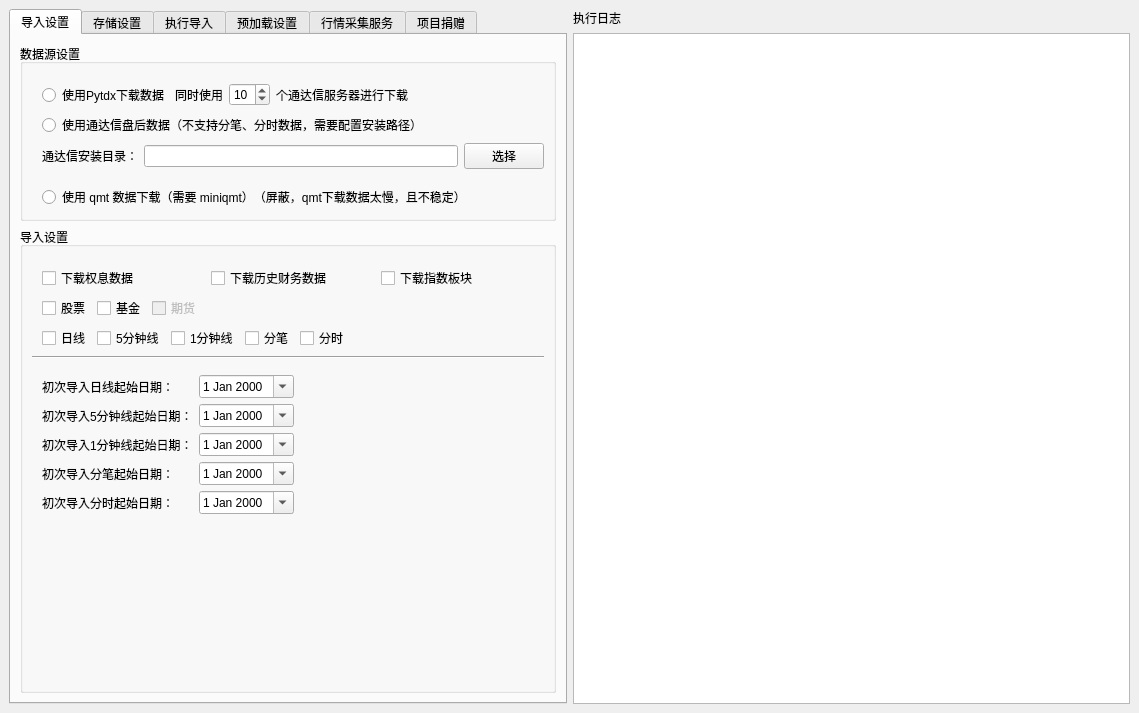
Qt form hikyuu/gui/data/MainWindow.ui (fasiondog/hikyuu) before a commit.
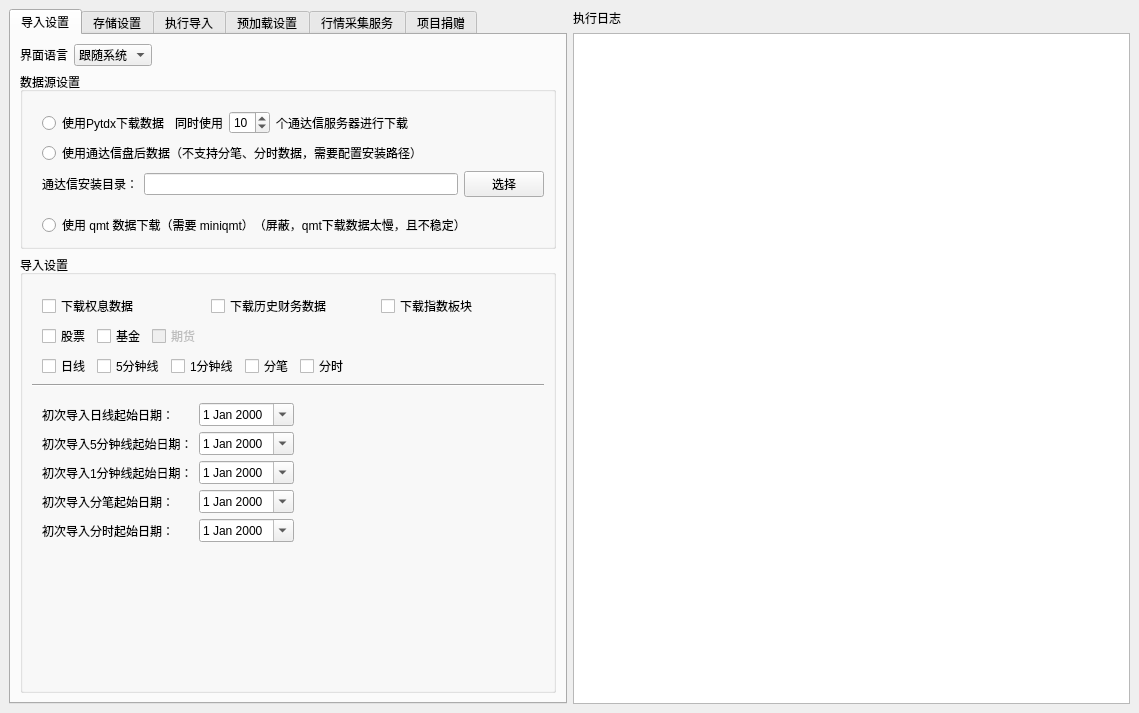
The same form after that commit. Icons and pictures are not drawn.

Commit message: feat(gui): add UI language selection and dynamic switching support

The edit to the form file:
```diff
--- a/hikyuu/gui/data/MainWindow.ui
+++ b/hikyuu/gui/data/MainWindow.ui
@@ -34,6 +34,49 @@
         <string>导入设置</string>
        </attribute>
        <layout class="QVBoxLayout" name="verticalLayout_13">
+        <item>
+         <layout class="QHBoxLayout" name="horizontalLayout_lang">
+          <item>
+           <widget class="QLabel" name="label_language">
+            <property name="text">
+             <string>界面语言</string>
+            </property>
+           </widget>
+          </item>
+          <item>
+           <widget class="QComboBox" name="language_comboBox">
+            <item>
+             <property name="text">
+              <string>跟随系统</string>
+             </property>
+            </item>
+            <item>
+             <property name="text">
+              <string>中文</string>
+             </property>
+            </item>
+            <item>
+             <property name="text">
+              <string>English</string>
+             </property>
+            </item>
+           </widget>
+          </item>
+          <item>
+           <spacer name="horizontalSpacer_lang">
+            <property name="orientation">
+             <enum>Qt::Horizontal</enum>
+            </property>
+            <property name="sizeHint" stdset="0">
+             <size>
+              <width>40</width>
+              <height>20</height>
+             </size>
+            </property>
+           </spacer>
+          </item>
+         </layout>
+        </item>
         <item>
          <widget class="QGroupBox" name="groupBox_2">
           <property name="sizePolicy">
```
The commit also changes 6 other files.
